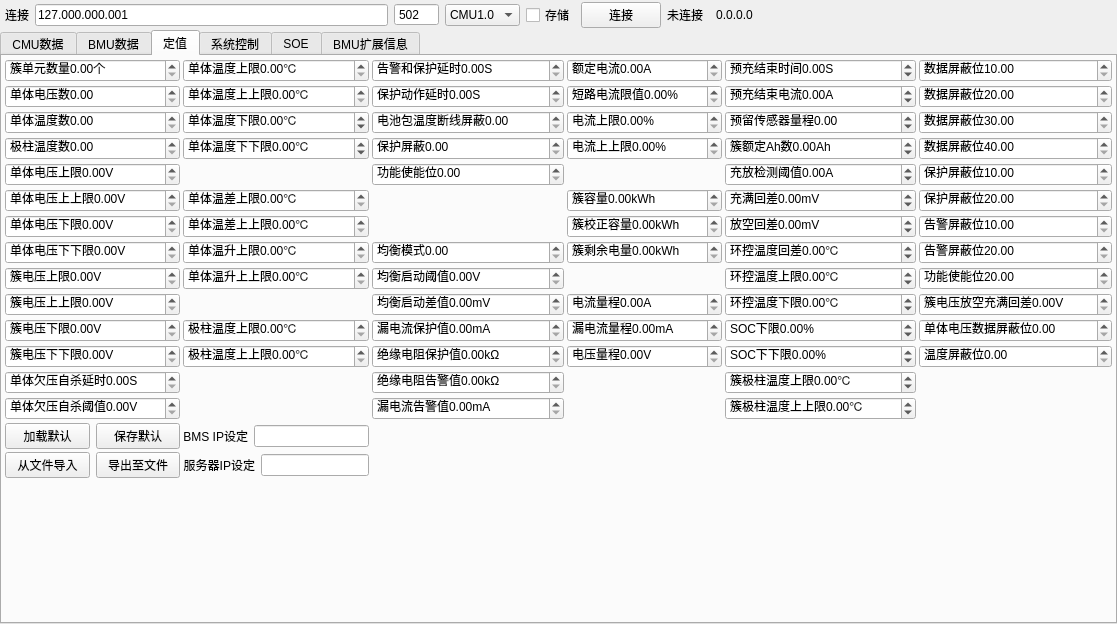
This is views/bmsview/bmsview.ui in Shogpe/bmsTool as Qt 5 draws it before an edit. The edited form follows.
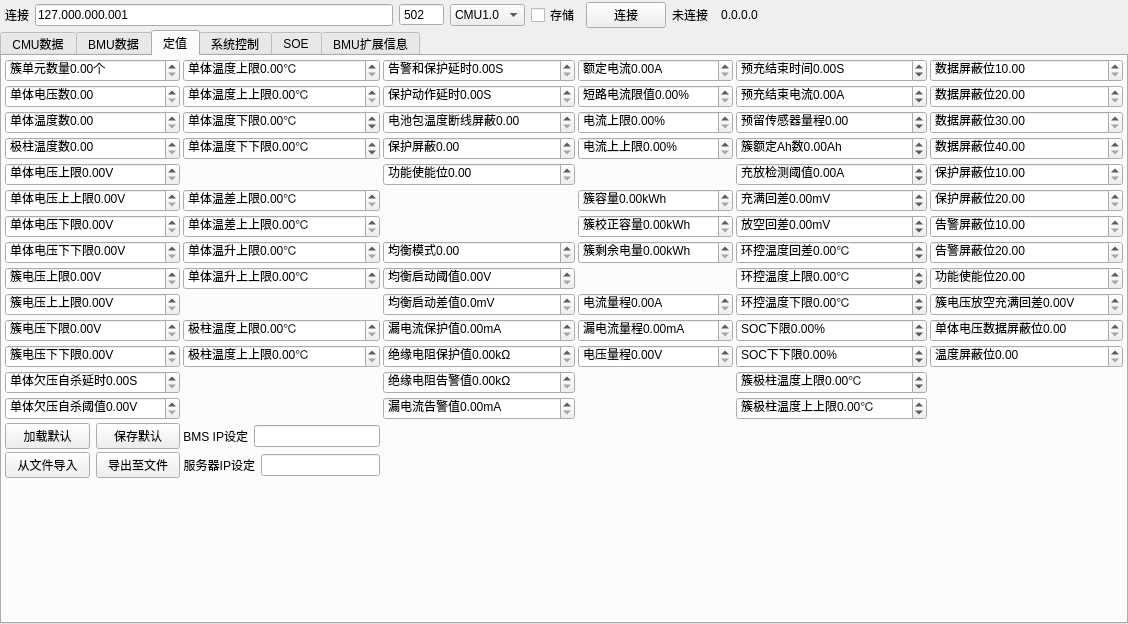
This is the edited form. Custom widgets are drawn as their Qt base class.

The edit to the form file:
```diff
--- a/views/bmsview/bmsview.ui
+++ b/views/bmsview/bmsview.ui
@@ -9,7 +9,7 @@
    <rect>
     <x>0</x>
     <y>0</y>
-    <width>1075</width>
+    <width>1128</width>
     <height>552</height>
    </rect>
   </property>
@@ -5961,11 +5961,14 @@
          <property name="suffix">
           <string>mV</string>
          </property>
+         <property name="decimals">
+          <number>1</number>
+         </property>
          <property name="minimum">
           <double>0.000000000000000</double>
          </property>
          <property name="maximum">
-          <double>100.000000000000000</double>
+          <double>4000.000000000000000</double>
          </property>
         </widget>
        </item>
```
